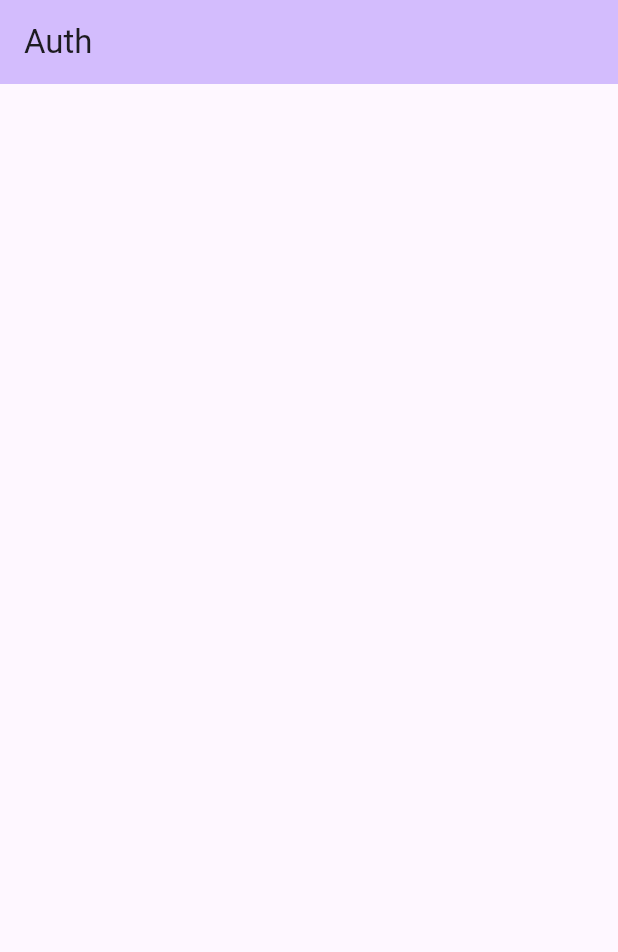
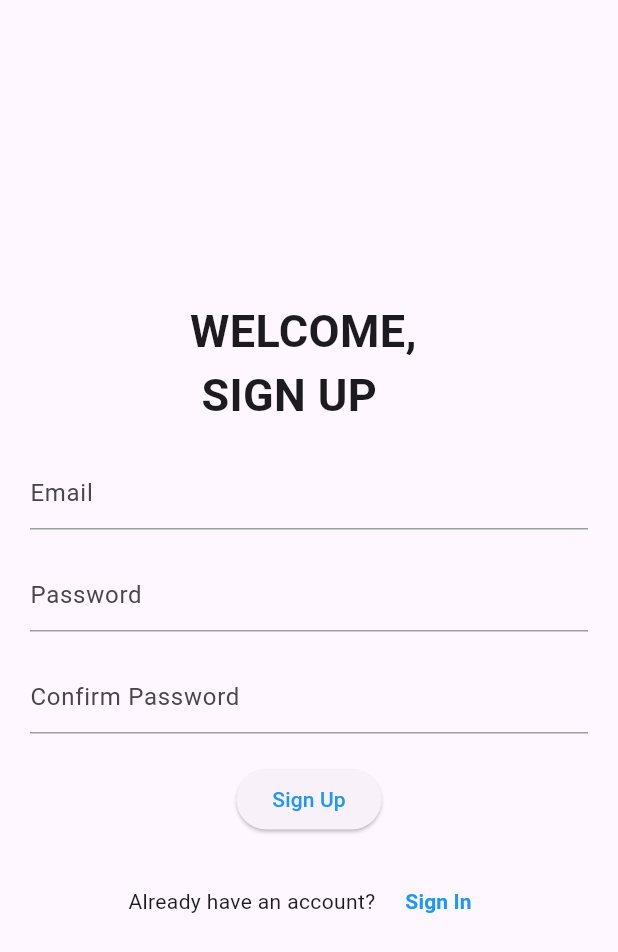
Before and after one commit to aliihsantrn/flutter-recycling-app, a Flutter app: the screen it shows after launch, on a phone screen of 412 x 824 dp. Shown: the top 952 px of the screen. Run offline on Flutter 3.47's test engine with Material 3 defaults, Android fonts, the phone set to English and light mode, and no system bars; our stand-ins replace firebase_core; accounts and stored records are empty.

Commit message:
page designs completed

```diff
--- a/lib/main.dart
+++ b/lib/main.dart
@@ -1,13 +1,15 @@
 import 'package:firebase_core/firebase_core.dart';
 import 'package:flutter/material.dart';
 import 'package:flutter_auth/firebase_options.dart';
+import 'package:flutter_auth/pages/auth/sing_up_page.dart';
+import 'package:flutter_auth/pages/auth/sign_in_page.dart';
 
 void main() async {
   WidgetsFlutterBinding.ensureInitialized();
   await Firebase.initializeApp(
     options: DefaultFirebaseOptions.currentPlatform,
   );
-  runApp(MaterialApp(home: MyApp()));
+  runApp(MyApp());
 }
 
 class MyApp extends StatelessWidget {
@@ -16,40 +18,17 @@ class MyApp extends StatelessWidget {
   @override
   Widget build(BuildContext context) {
     return MaterialApp(
+      debugShowCheckedModeBanner: false,
       title: 'Flutter Demo',
+      routes: {
+        "/signUPage" : (context) => SignUpPage(),
+        "/signInPage" : (context) => SignInPage(),
+      },
       theme: ThemeData(
         colorScheme: ColorScheme.fromSeed(seedColor: Colors.deepPurple),
         useMaterial3: true,
       ),
-      debugShowCheckedModeBanner: false,
-      home: LoginPage(),
+      home: SignUpPage(),
     );
   }
 }
-
-class LoginPage extends StatefulWidget {
-
-  @override
-  State<LoginPage> createState() => _LoginPageState();
-}
-
-class _LoginPageState extends State<LoginPage> {
-
-  @override
-  Widget build(BuildContext context) {
-    return Scaffold(
-      appBar: AppBar(
-        backgroundColor: Theme.of(context).colorScheme.inversePrimary,
-        title: const Text("Auth"),
-      ),
-      body: const Center(
-        child: Column(
-          mainAxisAlignment: MainAxisAlignment.center,
-          children: [
-
-          ],
-        ),
-      ),
-    );
-  }
-}
--- /dev/null
+++ b/lib/pages/auth/sing_up_page.dart
@@ -0,0 +1,157 @@
+import 'package:flutter/material.dart';
+
+class SignUpPage extends StatefulWidget {
+
+  @override
+  State<SignUpPage> createState() => _SignUpPageState();
+}
+
+class _SignUpPageState extends State<SignUpPage> {
+
+  late String email, password;
+  final formKey = GlobalKey<FormState>();
+
+  @override
+  Widget build(BuildContext context) {
+    return Scaffold(
+      body: Center(
+        child: SingleChildScrollView(
+          child: Container(
+            alignment: Alignment.center,
+            child: Padding(
+              padding: const EdgeInsets.symmetric(horizontal: 20),
+              child: Form(
+                key: formKey,
+                child: Column(
+                  crossAxisAlignment: CrossAxisAlignment.center,
+                  children: [
+                    pageTitle("WELCOME, \n SIGN UP"),
+                    customSizedBox(20),
+                    emailTextField(),
+                    customSizedBox(20),
+                    passwordTextField(),
+                    customSizedBox(20),
+                    confirmPasswordTextField(),
+                    customSizedBox(20),
+                    customElevatedButton("Sign Up"),
+                    customSizedBox(20),
+                    Row(
+                      mainAxisAlignment: MainAxisAlignment.center,
+                      children: [
+                        const Text("Already have an account?"),
+                        const Padding(padding: EdgeInsets.only(right: 8)),
+                        customTextButton("Sign In")
+                      ],
+                    )
+                  ],
+                ),
+              ),
+            ),)
+        ),
+      ),
+    );
+  }
+
+  TextButton customTextButton(String txt) {
+    return TextButton(
+            onPressed: () {
+              Navigator.popAndPushNamed(context, "/signInPage");
+            },
+            child: Text(
+              txt,
+              style: const TextStyle(
+                color: Colors.blue,
+                fontWeight: FontWeight.bold
+                ),
+              )
+          );
+  }
+
+  ElevatedButton customElevatedButton(String text,) {
+    return ElevatedButton(
+            onPressed: () {
+              if (formKey.currentState!.validate()) {
+                formKey.currentState!.save();
+              } else {
+
+              }
+            },
+            child: Text(text, style: const TextStyle(color: Colors.blue),),
+            );
+  }
+
+  Text pageTitle(String title) {
+    return Text(
+            title,
+            style: const TextStyle(
+              fontSize: 30,
+               fontWeight: FontWeight.bold
+               ),
+          );
+  }
+
+  Widget customSizedBox(double num) => SizedBox(height: num);
+
+  TextFormField emailTextField() {
+    return TextFormField(
+      validator: (value) {
+        if(value!.isEmpty){
+          return "Please enter email address";
+        }
+      },
+      onSaved: (value) {
+        email = value!;
+      },
+      decoration: textInputDecoration("Email"),
+    );
+  }
+
+  TextFormField passwordTextField() {
+    return TextFormField(
+      validator: (value) {
+        if(value!.isEmpty){
+          return "Please enter password";
+        }
+      },
+      onSaved: (value) {
+        password = value!;
+      },
+      obscureText: true,
+      decoration: textInputDecoration("Password"),
+    );
+  }
+
+  TextFormField confirmPasswordTextField() {
+    return TextFormField(
+      validator: (value) {
+        if(value!.isEmpty){
+          return "Please enter confirm password";
+        }
+        if (value != password) {
+          return "Passwords don't match";
+        }
+      },
+      onSaved: (value) {
+        password = value!;
+      },
+      obscureText: true,
+      decoration: textInputDecoration("Confirm Password"),
+    );
+  }
+
+  InputDecoration textInputDecoration(String hint) {
+    return InputDecoration(
+            hintText: hint,
+            enabledBorder: const UnderlineInputBorder(
+              borderSide: BorderSide(
+                color: Colors.grey
+              )
+            ),
+            focusedBorder: const UnderlineInputBorder(
+              borderSide: BorderSide(
+                color: Colors.grey
+              )
+            )
+          );
+  }
+}
```
Also changed, not shown: lib/pages/auth/sign_in_page.dart (added, +120 -0 lines).
